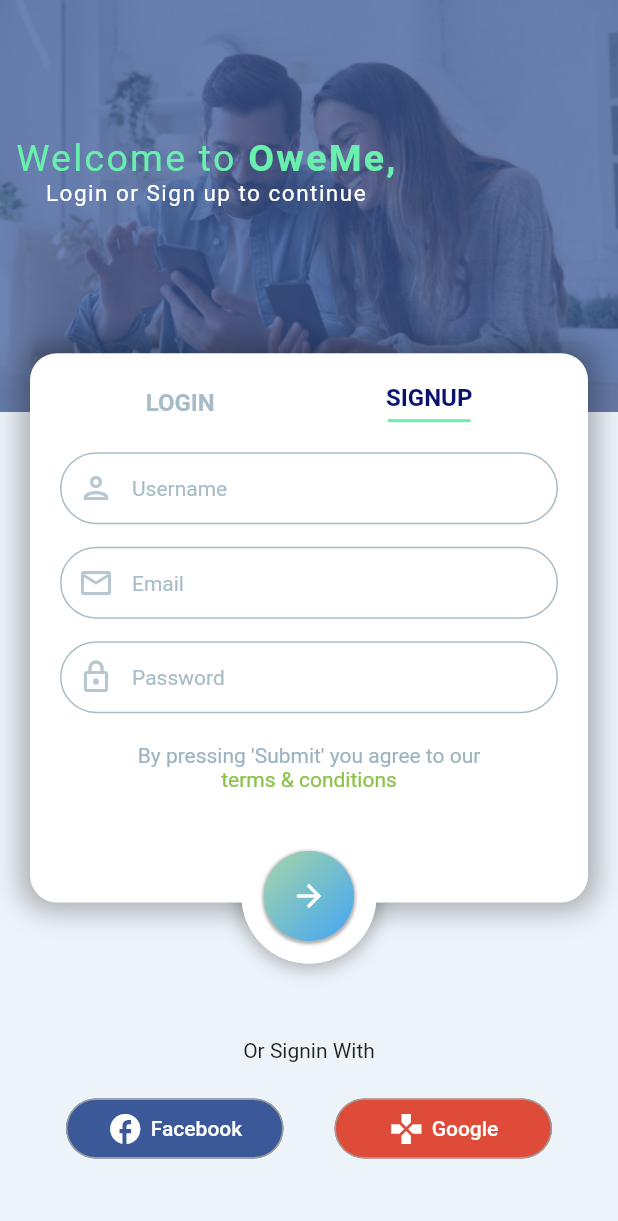
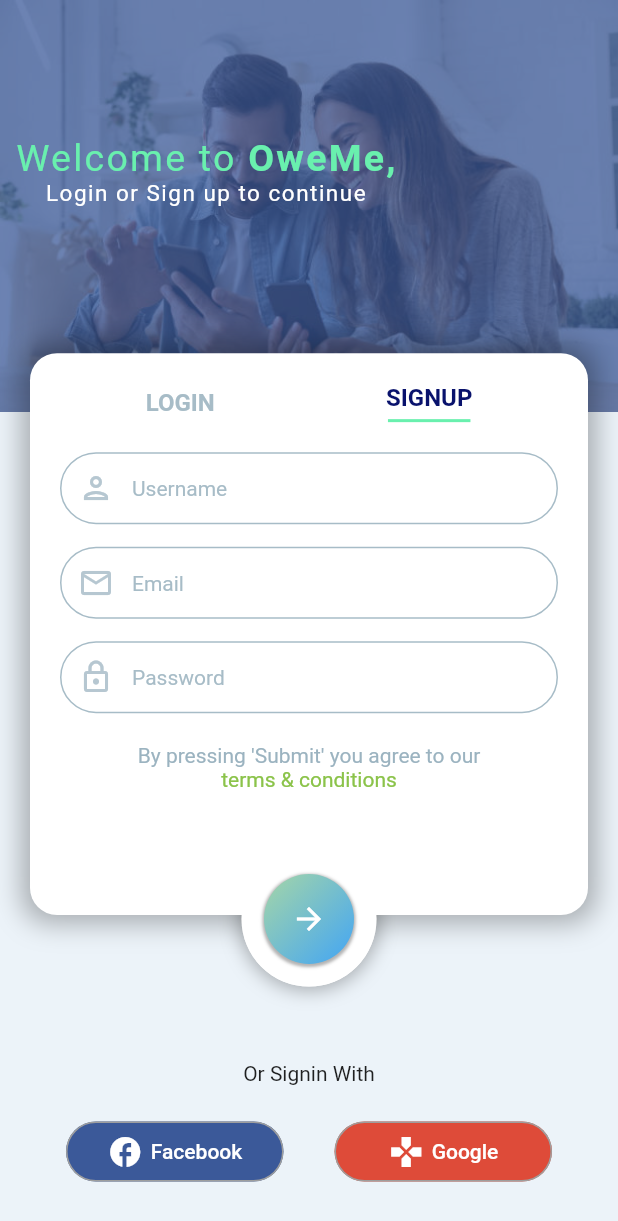
Before and after one commit to lthoma39/OweME, a Flutter app: the screen it shows after launch, on a phone screen of 412 x 824 dp. Shown: the top 1221 px of the screen. Run offline on Flutter 3.47's test engine with Material 2 defaults, Android fonts, the phone set to English and light mode, and no system bars; our stand-ins replace bloc, equatable, firebase_auth, firebase_core, flutter_bloc; accounts and stored records are empty.

Commit message:
small heigh adjustment for reg card

```diff
--- a/lib/registration/widgets/registration_card.dart
+++ b/lib/registration/widgets/registration_card.dart
@@ -24,7 +24,7 @@ class _RegistrationCardState extends State<RegistrationCard> {
         alignment: Alignment.topCenter,
         child: Container(
           padding: EdgeInsets.all(20),
-          height: SizeConfig.screenHeight / 2.25,
+          height: SizeConfig.screenHeight / 2.2,
           width: SizeConfig.screenWidth - 40,
           margin: EdgeInsets.symmetric(horizontal: 20),
           decoration: BoxDecoration(
@@ -103,7 +103,8 @@ class _RegistrationCardState extends State<RegistrationCard> {
                   ],
                 ),
                 if (isSignUpScreen) SignUp(),
-                if (!isSignUpScreen) LoginForm(userRepository: widget.userRepository),
+                if (!isSignUpScreen)
+                  LoginForm(userRepository: widget.userRepository),
                 Container(
                   width: 250,
                   margin: EdgeInsets.only(top: 5),
--- a/lib/registration/widgets/submit_button.dart
+++ b/lib/registration/widgets/submit_button.dart
@@ -14,7 +14,7 @@ class SubmitButton extends StatelessWidget {
       alignment: Alignment.center,
       child: Padding(
         padding: EdgeInsets.only(
-          top: SizeConfig.screenHeight / 3.5 + SizeConfig.screenHeight / 2.6,
+          top: SizeConfig.screenHeight / 3.5 + SizeConfig.screenHeight / 2.48,
         ),
         child: Container(
           height: 90,
```
